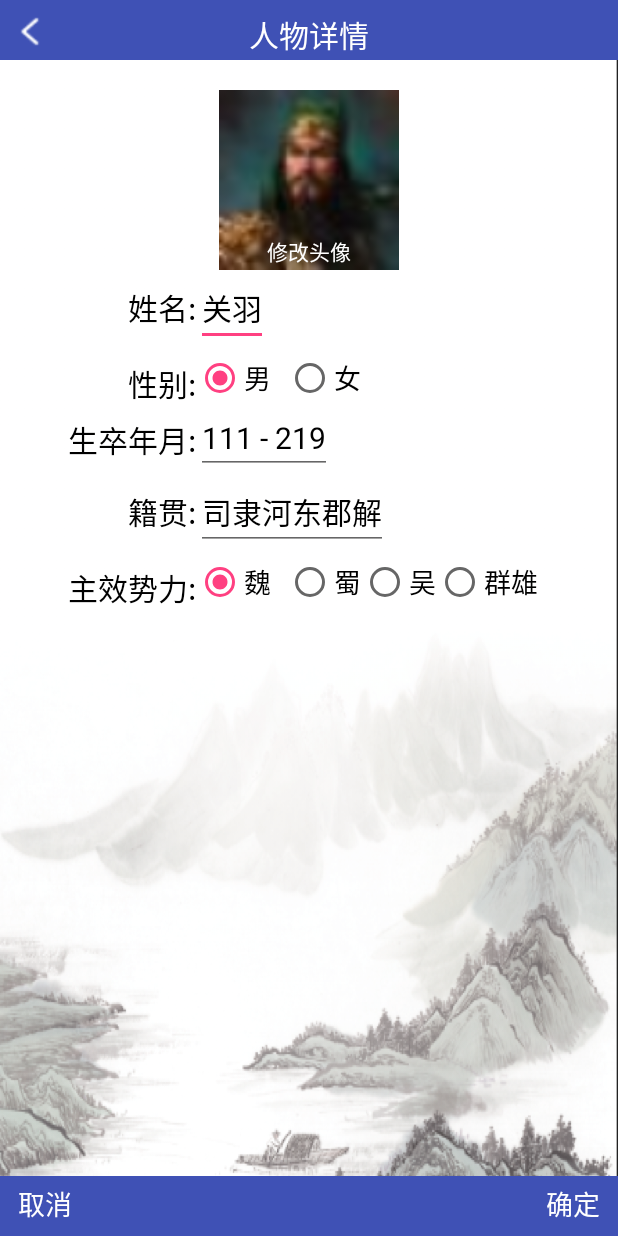
After one commit to yxlshk/Android_midterm_project, an Android app: the layout edit_details_layout.xml on its own in the app's theme, with its tools: preview values and no code run, on a phone screen of 412 x 824 dp. The commit adds this screen. Run offline under Robolectric (Android 15) with nearby library versions, the phone set to English and light mode, and no system bars.

Commit message:
[增加] 新增了编辑页面，新增了详情页面和编辑页面的背景图片

```diff
--- a/app/src/main/res/layout/details_layout.xml
+++ b/app/src/main/res/layout/details_layout.xml
@@ -2,7 +2,8 @@
 <android.support.constraint.ConstraintLayout xmlns:android="http://schemas.android.com/apk/res/android"
     android:layout_width="match_parent"
     android:layout_height="match_parent"
-    xmlns:app="http://schemas.android.com/apk/res-auto">
+    xmlns:app="http://schemas.android.com/apk/res-auto"
+    android:background="@drawable/bg2">
 
     <View
         android:layout_width="0dp"
@@ -18,7 +19,7 @@
     <ImageButton
         android:layout_width="35dp"
         android:layout_height="35dp"
-        android:src="@mipmap/back"
+        android:src="@drawable/back"
         android:id="@+id/backButton"
         app:layout_constraintLeft_toLeftOf="@id/topBar"
         app:layout_constraintTop_toTopOf="@id/topBar"
@@ -58,19 +59,7 @@
         app:layout_constraintTop_toBottomOf="@+id/topBar"
         android:id="@+id/avatar"
         android:layout_margin="20dp"
-        android:src="@mipmap/gy"/>
-
-    <Button
-        android:layout_width="wrap_content"
-        android:layout_height="wrap_content"
-        android:minWidth="0dp"
-        android:minHeight="25dp"
-        android:text="@string/changeAvatar"
-        app:layout_constraintLeft_toLeftOf="@id/avatar"
-        app:layout_constraintRight_toRightOf="@id/avatar"
-        app:layout_constraintBottom_toBottomOf="@id/avatar"
-        android:textColor="@color/white"
-        android:background="@color/transparent" />
+        android:src="@drawable/guanyu"/>
 
     <TextView
         android:layout_width="wrap_content"
@@ -79,23 +68,22 @@
         android:text="@string/name"
         app:layout_constraintLeft_toLeftOf="parent"
         app:layout_constraintRight_toLeftOf="@+id/realName"
-        app:layout_constraintTop_toTopOf="@id/realName"
+        app:layout_constraintTop_toBottomOf="@id/avatar"
         android:textSize="20sp"
         android:layout_marginTop="10dp"
         android:layout_marginLeft="100dp"
         android:textColor="@color/black"/>
 
-    <EditText
+    <TextView
         android:layout_width="wrap_content"
         android:layout_height="wrap_content"
         android:id="@+id/realName"
         android:text="关羽"
         android:textSize="20sp"
         app:layout_constraintLeft_toRightOf="@+id/infoName"
-        app:layout_constraintTop_toBottomOf="@id/avatar"
+        app:layout_constraintTop_toTopOf="@id/infoName"
         app:layout_constraintRight_toRightOf="parent"
-        android:layout_marginRight="100dp"
-        android:enabled="false"
+        android:layout_marginRight="110dp"
         android:textColor="@color/black" />
 
     <TextView
@@ -104,21 +92,19 @@
         android:id="@+id/infoGender"
         android:text="@string/gender"
         app:layout_constraintRight_toRightOf="@id/infoName"
-        app:layout_constraintTop_toTopOf="@+id/realGender"
+        app:layout_constraintTop_toBottomOf="@id/infoName"
         android:textSize="20sp"
         android:layout_marginTop="10dp"
         android:textColor="@color/black"/>
 
-    <EditText
+    <TextView
         android:layout_width="wrap_content"
         android:layout_height="wrap_content"
         android:id="@+id/realGender"
         android:text="男"
         android:textSize="20sp"
-        app:layout_constraintTop_toBottomOf="@id/realName"
+        app:layout_constraintTop_toTopOf="@id/infoGender"
         app:layout_constraintLeft_toLeftOf="@id/realName"
-        android:layout_marginRight="100dp"
-        android:enabled="false"
         android:textColor="@color/black" />
 
     <TextView
@@ -127,21 +113,19 @@
         android:id="@+id/infoLife"
         android:text="@string/lifetime"
         app:layout_constraintRight_toRightOf="@id/infoName"
-        app:layout_constraintTop_toTopOf="@+id/realLife"
+        app:layout_constraintTop_toBottomOf="@id/infoGender"
         android:textSize="20sp"
         android:layout_marginTop="10dp"
         android:textColor="@color/black"/>
 
-    <EditText
+    <TextView
         android:layout_width="wrap_content"
         android:layout_height="wrap_content"
         android:id="@+id/realLife"
         android:text="111 - 219"
         android:textSize="20sp"
-        app:layout_constraintTop_toBottomOf="@id/realGender"
+        app:layout_constraintTop_toTopOf="@id/infoLife"
         app:layout_constraintLeft_toLeftOf="@id/realGender"
-        android:layout_marginRight="100dp"
-        android:enabled="false"
         android:textColor="@color/black"/>
 
     <TextView
@@ -150,21 +134,19 @@
         android:id="@+id/infoPlace"
         android:text="@string/place"
         app:layout_constraintRight_toRightOf="@id/infoName"
-        app:layout_constraintTop_toTopOf="@+id/realPlace"
+        app:layout_constraintTop_toBottomOf="@id/infoLife"
         android:textSize="20sp"
         android:layout_marginTop="10dp"
         android:textColor="@color/black"/>
 
-    <EditText
+    <TextView
         android:layout_width="wrap_content"
         android:layout_height="wrap_content"
         android:id="@+id/realPlace"
         android:text="司隶河东郡解"
         android:textSize="20sp"
-        app:layout_constraintTop_toBottomOf="@id/realLife"
+        app:layout_constraintTop_toTopOf="@id/infoPlace"
         app:layout_constraintLeft_toLeftOf="@id/realLife"
-        android:layout_marginRight="100dp"
-        android:enabled="false"
         android:textColor="@color/black"/>
 
     <TextView
@@ -173,61 +155,19 @@
         android:id="@+id/infoLeague"
         android:text="@string/league"
         app:layout_constraintRight_toRightOf="@id/infoName"
-        app:layout_constraintTop_toTopOf="@+id/realLeague"
+        app:layout_constraintTop_toBottomOf="@id/infoPlace"
         android:textSize="20sp"
         android:layout_marginTop="10dp"
         android:textColor="@color/black"/>
 
-    <EditText
+    <TextView
         android:layout_width="wrap_content"
         android:layout_height="wrap_content"
         android:id="@+id/realLeague"
         android:text="蜀"
         android:textSize="20sp"
-        app:layout_constraintTop_toBottomOf="@id/realPlace"
+        app:layout_constraintTop_toTopOf="@id/infoLeague"
         app:layout_constraintLeft_toLeftOf="@id/realPlace"
-        android:layout_marginRight="100dp"
-        android:enabled="false"
         android:textColor="@color/black"/>
 
-    <View
-        android:layout_width="0dp"
-        android:layout_height="40dp"
-        app:layout_constraintLeft_toLeftOf="parent"
-        app:layout_constraintRight_toRightOf="parent"
-        app:layout_constraintBottom_toBottomOf="parent"
-        android:id="@+id/bottomBar"
-        android:background="@color/colorPrimary"
-        >
-    </View>
-    <Button
-        android:layout_width="wrap_content"
-        android:layout_height="wrap_content"
-        android:minHeight="0dp"
-        android:minWidth="0dp"
-        android:id="@+id/cancelBtn"
-        android:text="@string/cancel"
-        app:layout_constraintBottom_toBottomOf="@id/bottomBar"
-        android:textColor="@color/white"
-        android:textSize="18sp"
-        app:layout_constraintLeft_toLeftOf="@id/bottomBar"
-        android:background="@color/transparent"
-        android:layout_marginBottom="8dp"
-        android:layout_marginLeft="12dp"
-        />
-
-    <Button
-        android:layout_width="wrap_content"
-        android:layout_height="wrap_content"
-        android:minHeight="0dp"
-        android:minWidth="0dp"
-        android:id="@+id/okBtn"
-        android:text="@string/ok"
-        app:layout_constraintBottom_toBottomOf="@id/bottomBar"
-        android:textColor="@color/white"
-        android:textSize="18sp"
-        app:layout_constraintRight_toRightOf="@id/bottomBar"
-        android:background="@color/transparent"
-        android:layout_marginBottom="8dp"
-        android:layout_marginRight="12dp"/>
 </android.support.constraint.ConstraintLayout>
--- /dev/null
+++ b/app/src/main/res/layout/edit_details_layout.xml
@@ -0,0 +1,286 @@
+<?xml version="1.0" encoding="utf-8"?>
+<android.support.constraint.ConstraintLayout xmlns:android="http://schemas.android.com/apk/res/android"
+    android:layout_width="match_parent"
+    android:layout_height="match_parent"
+    xmlns:app="http://schemas.android.com/apk/res-auto"
+    android:background="@drawable/bg2">
+
+    <View
+        android:layout_width="0dp"
+        android:layout_height="40dp"
+        app:layout_constraintLeft_toLeftOf="parent"
+        app:layout_constraintRight_toRightOf="parent"
+        app:layout_constraintTop_toTopOf="parent"
+        android:id="@+id/topBar"
+        android:background="@color/colorPrimary"
+        >
+    </View>
+
+    <ImageButton
+        android:layout_width="35dp"
+        android:layout_height="35dp"
+        android:src="@drawable/back"
+        android:id="@+id/backButton"
+        app:layout_constraintLeft_toLeftOf="@id/topBar"
+        app:layout_constraintTop_toTopOf="@id/topBar"
+        android:background="@color/transparent"
+        android:scaleType="fitCenter"
+        android:layout_marginLeft="10dp"
+        android:layout_marginTop="3dp"/>
+
+    <TextView
+        android:layout_width="wrap_content"
+        android:layout_height="wrap_content"
+        android:text="@string/details"
+        app:layout_constraintLeft_toLeftOf="@id/topBar"
+        app:layout_constraintRight_toRightOf="@id/topBar"
+        app:layout_constraintTop_toTopOf="@id/topBar"
+        android:textColor="@color/white"
+        android:textSize="20sp"
+        android:layout_marginTop="8dp"/>
+    <!--<Button-->
+        <!--android:layout_width="wrap_content"-->
+        <!--android:layout_height="wrap_content"-->
+        <!--android:minHeight="0dp"-->
+        <!--android:minWidth="0dp"-->
+        <!--android:text="@string/edit"-->
+        <!--app:layout_constraintRight_toRightOf="@id/topBar"-->
+        <!--app:layout_constraintTop_toTopOf="@id/topBar"-->
+        <!--android:background="@color/transparent"-->
+        <!--android:textColor="@color/white"-->
+        <!--android:textSize="18sp"-->
+        <!--android:layout_margin="9dp"/>-->
+
+    <ImageView
+        android:layout_width="120dp"
+        android:layout_height="120dp"
+        app:layout_constraintLeft_toLeftOf="parent"
+        app:layout_constraintRight_toRightOf="parent"
+        app:layout_constraintTop_toBottomOf="@+id/topBar"
+        android:id="@+id/avatar"
+        android:layout_margin="20dp"
+        android:src="@drawable/guanyu"/>
+
+    <Button
+        android:layout_width="wrap_content"
+        android:layout_height="wrap_content"
+        android:minWidth="0dp"
+        android:minHeight="25dp"
+        android:text="@string/changeAvatar"
+        app:layout_constraintLeft_toLeftOf="@id/avatar"
+        app:layout_constraintRight_toRightOf="@id/avatar"
+        app:layout_constraintBottom_toBottomOf="@id/avatar"
+        android:textColor="@color/white"
+        android:background="@color/transparent" />
+
+    <TextView
+        android:layout_width="wrap_content"
+        android:layout_height="wrap_content"
+        android:id="@+id/infoName"
+        android:text="@string/name"
+        app:layout_constraintLeft_toLeftOf="parent"
+        app:layout_constraintRight_toLeftOf="@+id/realName"
+        app:layout_constraintTop_toTopOf="@id/realName"
+        android:textSize="20sp"
+        android:layout_marginTop="10dp"
+        android:layout_marginLeft="85dp"
+        android:textColor="@color/black"/>
+
+    <EditText
+        android:layout_width="wrap_content"
+        android:layout_height="wrap_content"
+        android:id="@+id/realName"
+        android:text="关羽"
+        android:textSize="20sp"
+        app:layout_constraintLeft_toRightOf="@+id/infoName"
+        app:layout_constraintTop_toBottomOf="@id/avatar"
+        android:textColor="@color/black" />
+
+    <TextView
+        android:layout_width="wrap_content"
+        android:layout_height="wrap_content"
+        android:id="@+id/infoGender"
+        android:text="@string/gender"
+        app:layout_constraintRight_toRightOf="@id/infoName"
+        app:layout_constraintTop_toBottomOf="@id/realName"
+        android:textSize="20sp"
+        android:layout_marginTop="10dp"
+        android:textColor="@color/black"/>
+
+    <!--<EditText-->
+        <!--android:layout_width="wrap_content"-->
+        <!--android:layout_height="wrap_content"-->
+        <!--android:id="@+id/realGender"-->
+        <!--android:text="男"-->
+        <!--android:textSize="20sp"-->
+        <!--app:layout_constraintTop_toBottomOf="@id/realName"-->
+        <!--app:layout_constraintLeft_toLeftOf="@id/realName"-->
+        <!--android:layout_marginRight="100dp"-->
+        <!--android:textColor="@color/black" />-->
+    <RadioGroup
+        android:id="@+id/realGender"
+        android:layout_width="wrap_content"
+        android:layout_height="wrap_content"
+        app:layout_constraintTop_toBottomOf="@id/realName"
+        app:layout_constraintLeft_toLeftOf="@id/realName"
+        android:layout_marginTop="5.5dp"
+        android:orientation="horizontal"
+        >
+        <RadioButton
+            android:id="@+id/r_button1"
+            android:layout_width="match_parent"
+            android:layout_height="wrap_content"
+            android:text="@string/gender1"
+            android:textSize="18sp"
+            android:checked="true"
+            android:layout_marginRight="10dp" />
+
+        <RadioButton
+            android:id="@+id/r_button2"
+            android:layout_width="match_parent"
+            android:layout_height="wrap_content"
+            android:text="@string/gender2"
+            android:textSize="18sp" />
+    </RadioGroup>
+
+    <TextView
+        android:layout_width="wrap_content"
+        android:layout_height="wrap_content"
+        android:id="@+id/infoLife"
+        android:text="@string/lifetime"
+        app:layout_constraintRight_toRightOf="@id/infoName"
+        app:layout_constraintTop_toTopOf="@+id/realLife"
+        android:textSize="20sp"
+        android:layout_marginTop="10dp"
+        android:textColor="@color/black"/>
+
+    <EditText
+        android:layout_width="wrap_content"
+        android:layout_height="wrap_content"
+        android:id="@+id/realLife"
+        android:text="111 - 219"
+        android:textSize="20sp"
+        app:layout_constraintTop_toBottomOf="@id/realGender"
+        app:layout_constraintLeft_toLeftOf="@id/realGender"
+        android:textColor="@color/black"/>
+
+    <TextView
+        android:layout_width="wrap_content"
+        android:layout_height="wrap_content"
+        android:id="@+id/infoPlace"
+        android:text="@string/place"
+        app:layout_constraintRight_toRightOf="@id/infoName"
+        app:layout_constraintTop_toTopOf="@+id/realPlace"
+        android:textSize="20sp"
+        android:layout_marginTop="10dp"
+        android:textColor="@color/black"/>
+
+    <EditText
+        android:layout_width="wrap_content"
+        android:layout_height="wrap_content"
+        android:id="@+id/realPlace"
+        android:text="司隶河东郡解"
+        android:textSize="20sp"
+        app:layout_constraintTop_toBottomOf="@id/realLife"
+        app:layout_constraintLeft_toLeftOf="@id/realLife"
+        android:textColor="@color/black"/>
+
+    <TextView
+        android:layout_width="wrap_content"
+        android:layout_height="wrap_content"
+        android:id="@+id/infoLeague"
+        android:text="@string/league"
+        app:layout_constraintRight_toRightOf="@id/infoName"
+        app:layout_constraintTop_toBottomOf="@id/realPlace"
+        android:textSize="20sp"
+        android:layout_marginTop="10dp"
+        android:textColor="@color/black"/>
+
+    <!--<EditText-->
+        <!--android:layout_width="wrap_content"-->
+        <!--android:layout_height="wrap_content"-->
+        <!--android:id="@+id/realLeague"-->
+        <!--android:text="蜀"-->
+        <!--android:textSize="20sp"-->
+        <!--app:layout_constraintTop_toBottomOf="@id/realPlace"-->
+        <!--app:layout_constraintLeft_toLeftOf="@id/realPlace"-->
+        <!--android:textColor="@color/black"/>-->
+
+    <RadioGroup
+        android:id="@+id/realLeague"
+        android:layout_width="wrap_content"
+        android:layout_height="wrap_content"
+        app:layout_constraintTop_toBottomOf="@id/realPlace"
+        app:layout_constraintLeft_toLeftOf="@id/realPlace"
+        android:layout_marginTop="5.5dp"
+        android:orientation="horizontal"
+        >
+        <RadioButton
+            android:id="@+id/realLeague_button1"
+            android:layout_width="match_parent"
+            android:layout_height="wrap_content"
+            android:text="@string/league1"
+            android:textSize="18sp"
+            android:checked="true"
+            android:layout_marginRight="10dp" />
+        <RadioButton
+            android:id="@+id/realLeague_button2"
+            android:layout_width="match_parent"
+            android:layout_height="wrap_content"
+            android:text="@string/league2"
+            android:textSize="18sp" />
+        <RadioButton
+            android:id="@+id/realLeague_button3"
+            android:layout_width="match_parent"
+            android:layout_height="wrap_content"
+            android:text="@string/league3"
+            android:textSize="18sp" />
+        <RadioButton
+            android:id="@+id/realLeague_button4"
+            android:layout_width="match_parent"
+            android:layout_height="wrap_content"
+            android:text="@string/league4"
+            android:textSize="18sp" />
+    </RadioGroup>
+
+    <View
+        android:layout_width="0dp"
+        android:layout_height="40dp"
+        app:layout_constraintLeft_toLeftOf="parent"
+        app:layout_constraintRight_toRightOf="parent"
+        app:layout_constraintBottom_toBottomOf="parent"
+        android:id="@+id/bottomBar"
+        android:background="@color/colorPrimary"
+        >
+    </View>
+    <Button
+        android:layout_width="wrap_content"
+        android:layout_height="wrap_content"
+        android:minHeight="0dp"
+        android:minWidth="0dp"
+        android:id="@+id/cancelBtn"
+        android:text="@string/cancel"
+        app:layout_constraintBottom_toBottomOf="@id/bottomBar"
+        android:textColor="@color/white"
+        android:textSize="18sp"
+        app:layout_constraintLeft_toLeftOf="@id/bottomBar"
+        android:background="@color/transparent"
+        android:layout_marginBottom="8dp"
+        android:layout_marginLeft="12dp"
+        />
+
+    <Button
+        android:layout_width="wrap_content"
+        android:layout_height="wrap_content"
+        android:minHeight="0dp"
+        android:minWidth="0dp"
+        android:id="@+id/okBtn"
+        android:text="@string/ok"
+        app:layout_constraintBottom_toBottomOf="@id/bottomBar"
+        android:textColor="@color/white"
+        android:textSize="18sp"
+        app:layout_constraintRight_toRightOf="@id/bottomBar"
+        android:background="@color/transparent"
+        android:layout_marginBottom="8dp"
+        android:layout_marginRight="12dp"/>
+</android.support.constraint.ConstraintLayout>
--- a/app/src/main/res/values/strings.xml
+++ b/app/src/main/res/values/strings.xml
@@ -10,4 +10,11 @@
     <string name="cancel">取消</string>
     <string name="ok">确定</string>
     <string name="changeAvatar">修改头像</string>
+    <string name="gender1">男</string>
+    <string name="gender2">女</string>
+    <string name="league1">魏</string>
+    <string name="league2">蜀</string>
+    <string name="league3">吴</string>
+    <string name="league4">群雄</string>
+
 </resources>
```
Also changed, not shown: app/src/main/res/drawable/back.png (renamed from app/src/main/res/mipmap-xhdpi/back.png), app/src/main/res/drawable/bg1.png (added), app/src/main/res/drawable/bg2.png (added), app/src/main/res/mipmap-xhdpi/gy.jpg (deleted).
